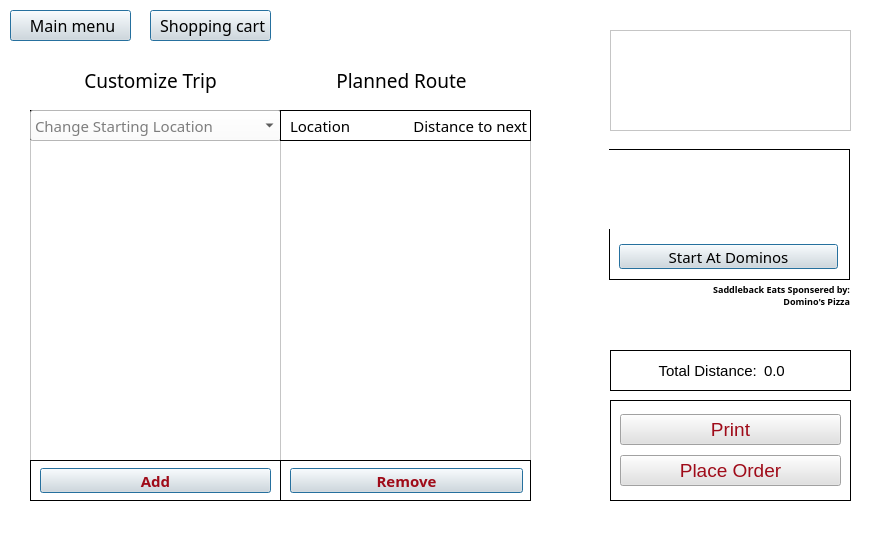
Old version of the form customtrip.ui in the repository DannyCamacho/SaddlebackEats.
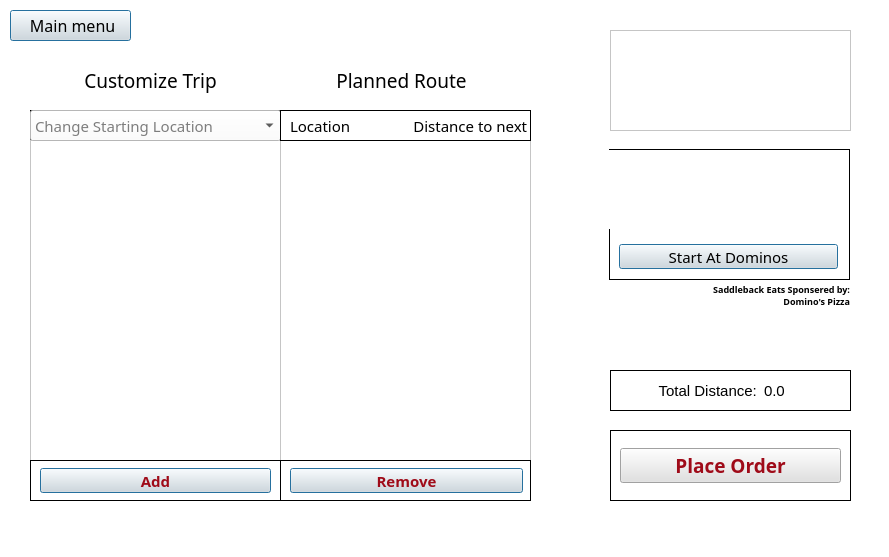
New version of the form. Icons and pictures are not drawn.

Commit message: alignment of fonts

Diff of the .ui file:
```diff
--- a/customtrip.ui
+++ b/customtrip.ui
@@ -26,7 +26,7 @@
     <property name="geometry">
      <rect>
       <x>610</x>
-      <y>350</y>
+      <y>370</y>
       <width>241</width>
       <height>41</height>
      </rect>
@@ -732,9 +732,9 @@
     <property name="geometry">
      <rect>
       <x>610</x>
-      <y>400</y>
+      <y>430</y>
       <width>241</width>
-      <height>101</height>
+      <height>71</height>
      </rect>
     </property>
     <property name="font">
@@ -753,27 +753,14 @@
      <enum>QFrame::Plain</enum>
     </property>
     <layout class="QVBoxLayout" name="verticalLayout">
-     <item>
-      <widget class="QPushButton" name="pushButton">
-       <property name="font">
-        <font>
-         <pointsize>14</pointsize>
-        </font>
-       </property>
-       <property name="styleSheet">
-        <string notr="true">background-color: rgb(225, 225, 225);
-color: rgb(159, 11, 25);</string>
-       </property>
-       <property name="text">
-        <string>Print</string>
-       </property>
-      </widget>
-     </item>
      <item>
       <widget class="QPushButton" name="pushButton_2">
        <property name="font">
         <font>
+         <family>Segoe UI Semibold</family>
          <pointsize>14</pointsize>
+         <weight>75</weight>
+         <bold>true</bold>
         </font>
        </property>
        <property name="styleSheet">
@@ -1095,58 +1082,6 @@
      <bool>true</bool>
     </property>
    </widget>
-   <widget class="QFrame" name="frame_11">
-    <property name="geometry">
-     <rect>
-      <x>140</x>
-      <y>0</y>
-      <width>141</width>
-      <height>51</height>
-     </rect>
-    </property>
-    <property name="styleSheet">
-     <string notr="true">background: none;</string>
-    </property>
-    <property name="frameShape">
-     <enum>QFrame::NoFrame</enum>
-    </property>
-    <property name="frameShadow">
-     <enum>QFrame::Plain</enum>
-    </property>
-    <widget class="QPushButton" name="cartButton">
-     <property name="geometry">
-      <rect>
-       <x>10</x>
-       <y>10</y>
-       <width>121</width>
-       <height>31</height>
-      </rect>
-     </property>
-     <property name="font">
-      <font>
-       <family>Bahnschrift</family>
-       <pointsize>12</pointsize>
-      </font>
-     </property>
-     <property name="styleSheet">
-      <string notr="true">background-color: rgb(225, 225, 225);
-color: rgb(0, 0, 0);</string>
-     </property>
-     <property name="text">
-      <string> Shopping cart</string>
-     </property>
-     <property name="icon">
-      <iconset resource="UIGraphics.qrc">
-       <normaloff>:/rec/resources/shopping-cart-icon-SE-color-removebg.png</normaloff>:/rec/resources/shopping-cart-icon-SE-color-removebg.png</iconset>
-     </property>
-     <property name="autoDefault">
-      <bool>true</bool>
-     </property>
-     <property name="default">
-      <bool>true</bool>
-     </property>
-    </widget>
-   </widget>
   </widget>
  </widget>
  <resources>
```
Left out of the diff: 12 changed lines with no effect on the pictures. The commit also changes 1 other file.
